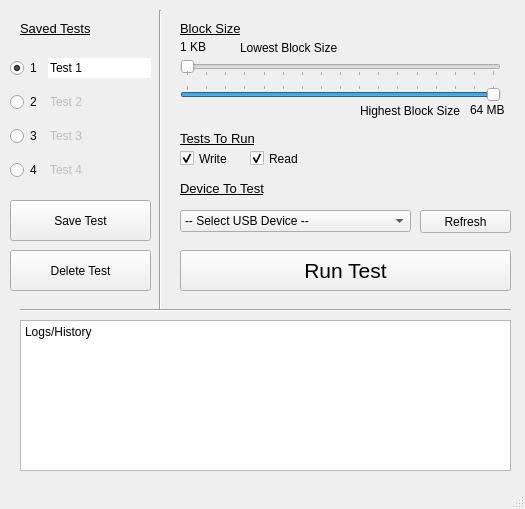
Before: the Qt Designer form Benchmarking_input.ui in MilesWT/USB-Benchmark, drawn with Qt 5.
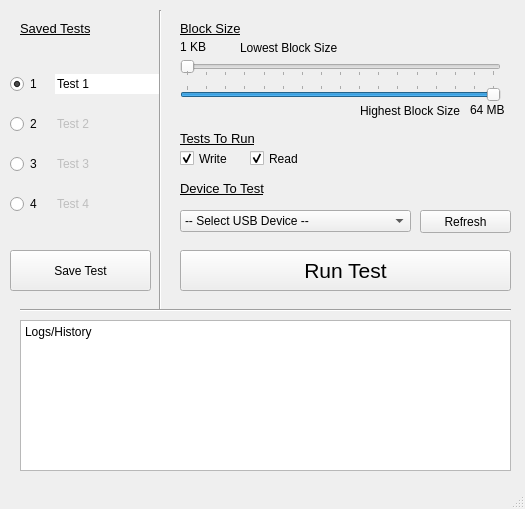
After: the same form once the commit is applied.

```diff
--- a/Benchmarking_input.ui
+++ b/Benchmarking_input.ui
@@ -27,9 +27,9 @@
     <property name="geometry">
      <rect>
       <x>10</x>
-      <y>50</y>
-      <width>141</width>
-      <height>141</height>
+      <y>60</y>
+      <width>151</width>
+      <height>171</height>
      </rect>
     </property>
     <layout class="QGridLayout" name="gridLayout_2">
@@ -370,7 +370,7 @@
     <property name="geometry">
      <rect>
       <x>10</x>
-      <y>200</y>
+      <y>250</y>
       <width>141</width>
       <height>41</height>
      </rect>
@@ -379,19 +379,6 @@
      <string>Save Test</string>
     </property>
    </widget>
-   <widget class="QPushButton" name="deleteButton">
-    <property name="geometry">
-     <rect>
-      <x>10</x>
-      <y>250</y>
-      <width>141</width>
-      <height>41</height>
-     </rect>
-    </property>
-    <property name="text">
-     <string>Delete Test</string>
-    </property>
-   </widget>
    <widget class="Line" name="line">
     <property name="geometry">
      <rect>
```
Left out of the diff: 3 changed lines with no effect on the pictures.
